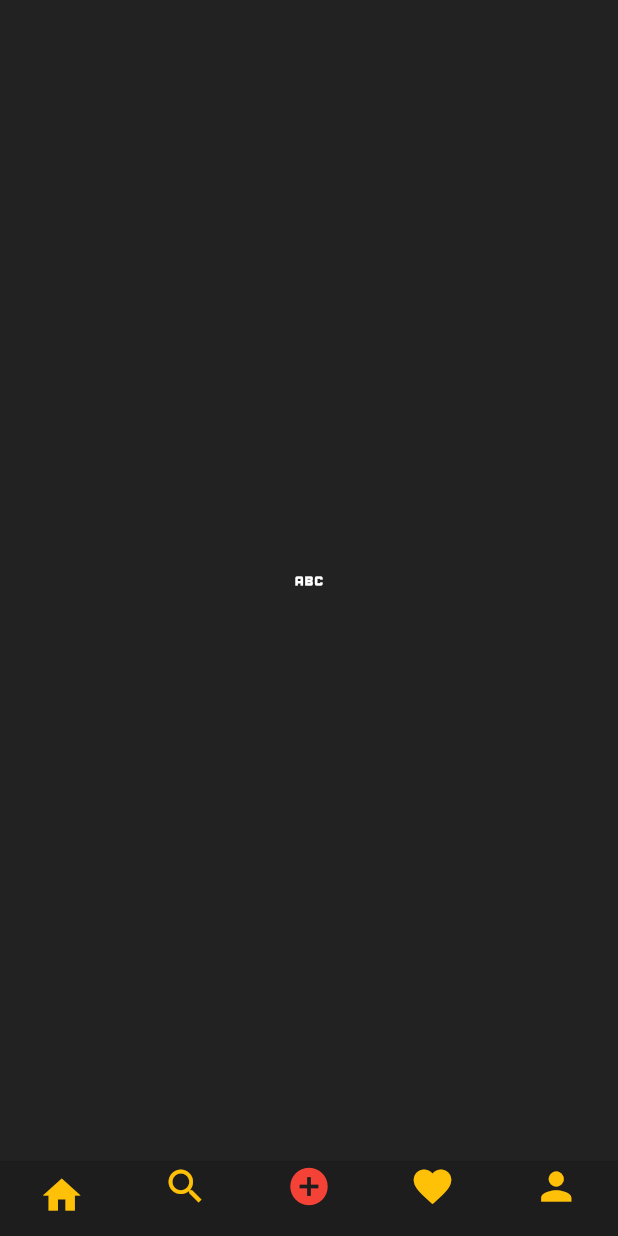
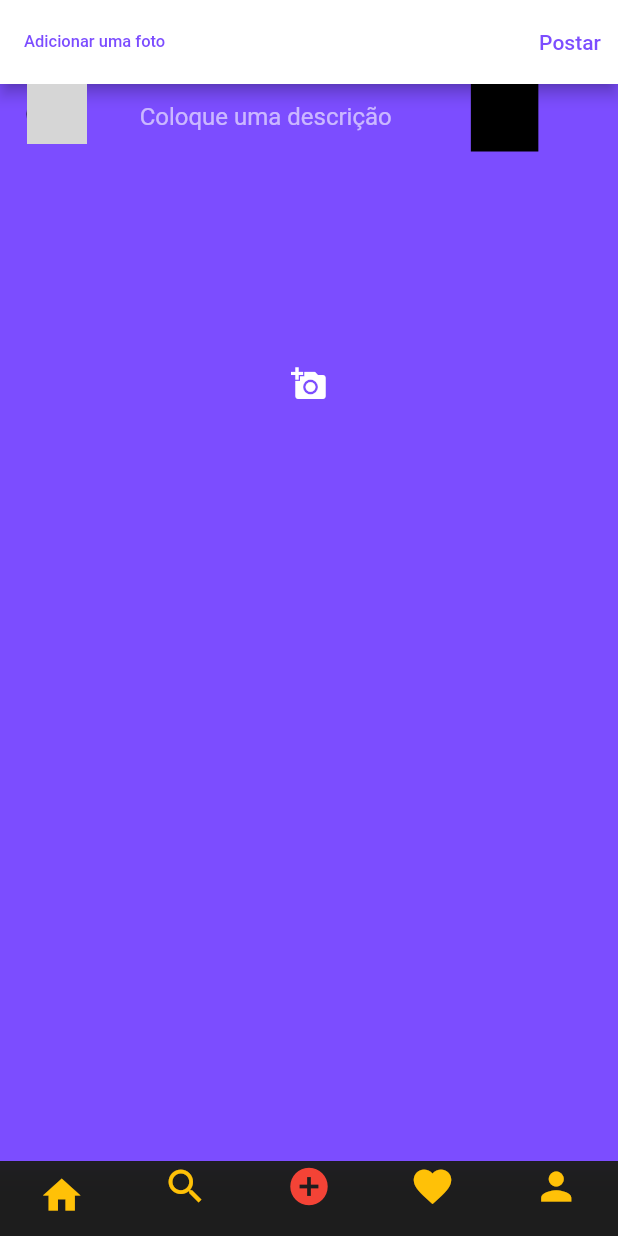
Before and after one commit to cacciatorieric/social_media, a Flutter app: the HomeScreen screen opened directly, swiped to page 3, on a phone screen of 412 x 824 dp. Run offline on Flutter 3.47's test engine with Material 2 defaults, Android fonts, the phone set to English and light mode, and no system bars; our stand-ins replace cloud_firestore, firebase_auth, firebase_core, firebase_storage, flutter_svg, image_picker; accounts and stored records are empty; network calls fail; grey boxes are pictures that could not be loaded.

Commit message:
método post criado back e front

```diff
--- /dev/null
+++ b/social_media/lib/models/post.dart
@@ -0,0 +1,49 @@
+import 'package:cloud_firestore/cloud_firestore.dart';
+
+class Post {
+  final String? description;
+  final String? uid;
+  final String? username;
+  final String? postId;
+  final datePublished;
+  final String? postUrl;
+  final String? profImage;
+  final likes;
+
+  const Post({
+    required this.description,
+    required this.uid,
+    required this.username,
+    required this.postId,
+    required this.datePublished,
+    required this.postUrl,
+    required this.profImage,
+    required this.likes,
+  });
+
+  Map<String, dynamic> toJson() => {
+        'description': description,
+        'uid': uid,
+        'username': username,
+        'postId': postId,
+        'datePublished': datePublished,
+        'postUrl': postUrl,
+        'profImage': profImage,
+        'likes': likes,
+      };
+
+  static Post fromSnap(DocumentSnapshot snap) {
+    var snapshot = snap.data() as Map<String, dynamic>;
+
+    return Post(
+      description: snapshot['description'],
+      uid: snapshot['uid'],
+      username: snapshot['username'],
+      postId: snapshot['postId'],
+      datePublished: snapshot['datePublished'],
+      postUrl: snapshot['postUrl'],
+      profImage: snapshot['profImage'],
+      likes: snapshot['likes'],
+    );
+  }
+}
--- a/social_media/lib/pages/screens/add_post_screen.dart
+++ b/social_media/lib/pages/screens/add_post_screen.dart
@@ -4,6 +4,7 @@ import 'package:flutter/foundation.dart';
 import 'package:flutter/material.dart';
 import 'package:image_picker/image_picker.dart';
 import 'package:provider/provider.dart';
+import 'package:social_media/backend/firestore_methods.dart';
 import 'package:social_media/models/user.dart';
 import 'package:social_media/provider/user_provider.dart';
 import 'package:social_media/utils/utils.dart';
@@ -17,6 +18,44 @@ class AddPostScreen extends StatefulWidget {
 
 class _AddPostScreenState extends State<AddPostScreen> {
   Uint8List? _fileOut;
+  final TextEditingController _descriptionController = TextEditingController();
+  bool _isLoading = false;
+
+  void postImage(
+    String uid,
+    String username,
+    String profImage,
+  ) async {
+    try {
+      setState(() {
+        _isLoading = true;
+      });
+      String res = await FirestoreMethods().uploadPost(
+        uid,
+        _descriptionController.text,
+        username,
+        profImage,
+        _fileOut!,
+      );
+
+      if (res == 'sucesso') {
+        setState(() {
+          _isLoading = false;
+        });
+        showSnackBar('Conteudo postado', context);
+      } else {
+        setState(() {
+          _isLoading = false;
+        });
+        showSnackBar(res, context);
+      }
+    } catch (err) {
+      setState(() {
+        _isLoading = false;
+      });
+      showSnackBar(err.toString(), context);
+    }
+  }
 
   _selectImage(BuildContext context) async {
     return showDialog(
@@ -25,7 +64,9 @@ class _AddPostScreenState extends State<AddPostScreen> {
           return SimpleDialog(
             title: const Text('Inserir informações'),
             children: [
-              SimpleDialogOption(
+              kIsWeb
+                  ? const SizedBox()
+                  : SimpleDialogOption(
                       padding: const EdgeInsets.all(20),
                       child: const Text('Tirar foto'),
                       onPressed: () async {
@@ -51,23 +92,29 @@ class _AddPostScreenState extends State<AddPostScreen> {
                   );
                 },
               ),
+              SimpleDialogOption(
+                padding: const EdgeInsets.all(20),
+                child: const Text('Cancelar'),
+                onPressed: () async {
+                  Navigator.of(context).pop();
+                },
+              ),
             ],
           );
         });
   }
 
   @override
+  void dispose() {
+    super.dispose();
+    _descriptionController.dispose();
+  }
+
+  @override
   Widget build(BuildContext context) {
     final Usuario user = Provider.of<UserProvider>(context).getUser;
 
-    return _fileOut == null || user == null
-        ? Center(
-            child: IconButton(
-              icon: Icon(Icons.abc),
-              onPressed: () => _selectImage(context),
-            ),
-          )
-        : Scaffold(
+    return Scaffold(
       appBar: AppBar(
         automaticallyImplyLeading: false,
         backgroundColor: Colors.white,
@@ -79,7 +126,8 @@ class _AddPostScreenState extends State<AddPostScreen> {
         ),
         actions: [
           TextButton(
-                  onPressed: () {},
+            onPressed: () =>
+                postImage(user.uid!, user.username!, user.photoUrl!),
             child: const Text(
               'Postar',
               style: TextStyle(
@@ -94,6 +142,7 @@ class _AddPostScreenState extends State<AddPostScreen> {
               color: Colors.cyan,
               child: Column(
                 children: [
+                  _isLoading ? const LinearProgressIndicator() : Container(),
                   Row(
                     mainAxisAlignment: MainAxisAlignment.spaceAround,
                     crossAxisAlignment: CrossAxisAlignment.start,
@@ -103,8 +152,9 @@ class _AddPostScreenState extends State<AddPostScreen> {
                       ),
                       SizedBox(
                         width: MediaQuery.of(context).size.width * 0.3,
-                              child: const TextField(
-                                decoration: InputDecoration(
+                        child: TextField(
+                          controller: _descriptionController,
+                          decoration: const InputDecoration(
                             hintText: 'Coloque uma descrição',
                             border: InputBorder.none,
                           ),
@@ -127,8 +177,7 @@ class _AddPostScreenState extends State<AddPostScreen> {
                                     image: DecorationImage(
                                       image: MemoryImage(_fileOut!),
                                       fit: BoxFit.fill,
-                                            alignment:
-                                                FractionalOffset.topCenter,
+                                      alignment: FractionalOffset.topCenter,
                                     ),
                                   ),
                                 ),
@@ -137,7 +186,10 @@ class _AddPostScreenState extends State<AddPostScreen> {
                       const Divider(),
                     ],
                   ),
-                        Text(user.username!),
+                  IconButton(
+                    onPressed: () => _selectImage(context),
+                    icon: const Icon(Icons.add_a_photo),
+                  ),
                 ],
               ),
             )
@@ -145,6 +197,7 @@ class _AddPostScreenState extends State<AddPostScreen> {
               color: Colors.deepPurpleAccent,
               child: Column(
                 children: [
+                  _isLoading ? const LinearProgressIndicator() : Container(),
                   Row(
                     mainAxisAlignment: MainAxisAlignment.spaceAround,
                     crossAxisAlignment: CrossAxisAlignment.start,
@@ -154,13 +207,13 @@ class _AddPostScreenState extends State<AddPostScreen> {
                               backgroundImage: NetworkImage(''),
                             )
                           : CircleAvatar(
-                                    backgroundImage:
-                                        NetworkImage(user.photoUrl!),
+                              backgroundImage: NetworkImage(user.photoUrl!),
                             ),
                       SizedBox(
                         width: MediaQuery.of(context).size.width * 0.45,
-                              child: const TextField(
-                                decoration: InputDecoration(
+                        child: TextField(
+                          controller: _descriptionController,
+                          decoration: const InputDecoration(
                             hintText: 'Coloque uma descrição',
                             border: InputBorder.none,
                           ),
@@ -183,8 +236,7 @@ class _AddPostScreenState extends State<AddPostScreen> {
                                     image: DecorationImage(
                                       image: MemoryImage(_fileOut!),
                                       fit: BoxFit.fill,
-                                            alignment:
-                                                FractionalOffset.topCenter,
+                                      alignment: FractionalOffset.topCenter,
                                     ),
                                   ),
                                 ),
@@ -192,7 +244,11 @@ class _AddPostScreenState extends State<AddPostScreen> {
                             ),
                       const Divider(),
                     ],
-                        )
+                  ),
+                  IconButton(
+                    onPressed: () => _selectImage(context),
+                    icon: const Icon(Icons.add_a_photo),
+                  ),
                 ],
               ),
             ),
--- a/social_media/lib/utils/global_variables.dart
+++ b/social_media/lib/utils/global_variables.dart
@@ -1,6 +1,7 @@
 import 'package:flutter/foundation.dart';
 import 'package:flutter/material.dart';
 import 'package:social_media/pages/screens/add_post_screen.dart';
+import 'package:uuid/uuid.dart';
 
 const webScreenSize = 600;
 
@@ -8,10 +9,13 @@ var homeScreenItens = [
   kIsWeb
       ? Container(
           color: Colors.blueAccent,
-          child: const Center(
-            child: Text(
-              'Feed Web',
-              style: TextStyle(color: Colors.black),
+          child: Center(
+            child: TextButton(
+              onPressed: () {},
+              child: const Text(
+                'Feed Web',
+                style: TextStyle(color: Colors.black),
+              ),
             ),
           ),
         )
@@ -27,12 +31,7 @@ var homeScreenItens = [
   kIsWeb
       ? Container(
           color: Colors.blueAccent,
-          child: const Center(
-            child: Text(
-              'Search Web',
-              style: TextStyle(color: Colors.black),
-            ),
-          ),
+          child: const Center(child: Text('Search Web')),
         )
       : Container(
           color: Colors.greenAccent,
@@ -43,7 +42,7 @@ var homeScreenItens = [
             ),
           ),
         ),
-  AddPostScreen(),
+  const AddPostScreen(),
   kIsWeb
       ? Container(
           color: Colors.blueAccent,
--- a/social_media/pubspec.yaml
+++ b/social_media/pubspec.yaml
@@ -42,6 +42,7 @@ dependencies:
   flutter_svg: ^1.1.4
   image_picker: ^0.8.5+3
   provider: ^6.0.3
+  uuid: ^3.0.6
 
 dev_dependencies:
   flutter_test:
```
Also changed, not shown: social_media/lib/backend/firestore_methods.dart (added, +43 -0 lines), social_media/lib/backend/storage_methods.dart (+7 -0 lines), social_media/pubspec.lock. Lines whose indentation alone changed are shown as unchanged.
